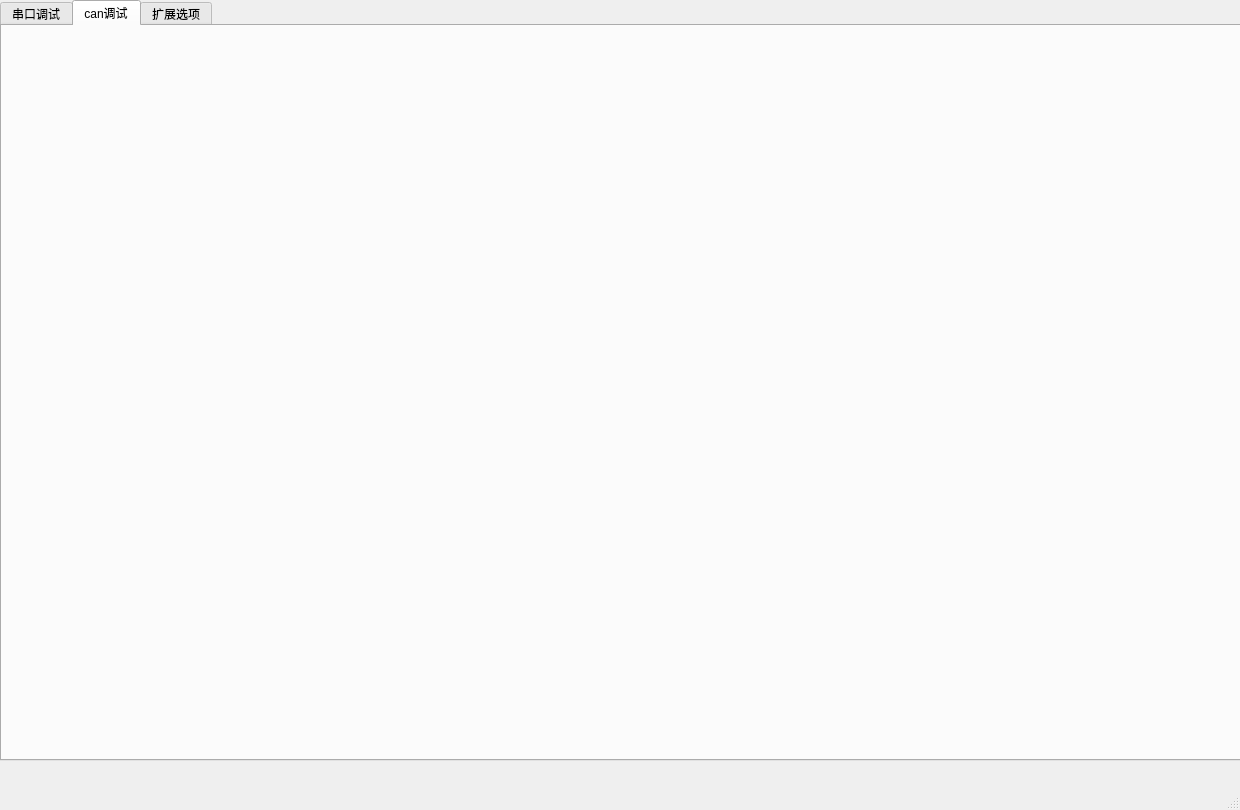
Old version of the form ser_prj/untitled.ui in the repository getBossMuchMoney/pyqt_serialTool.
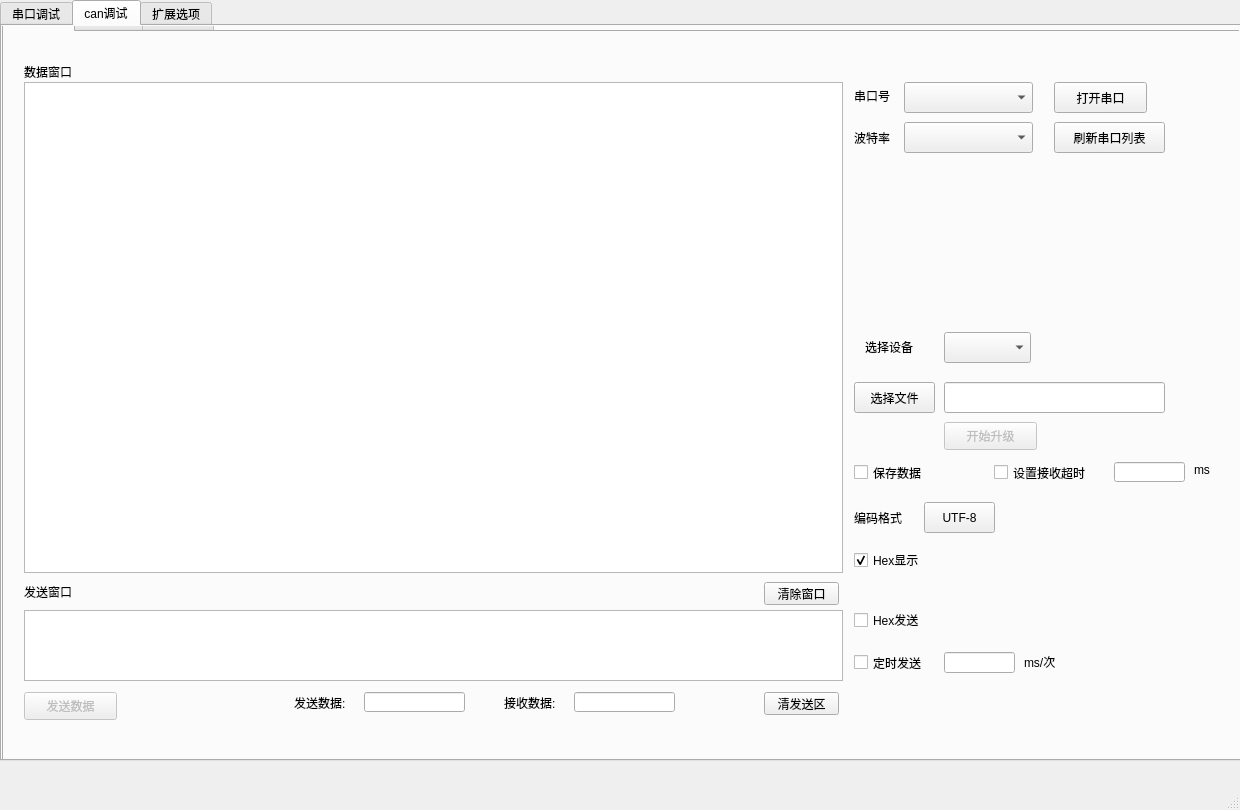
New version of the form. The open tabs and pages were chosen to show the change.

Patch:
```diff
--- a/ser_prj/untitled.ui
+++ b/ser_prj/untitled.ui
@@ -491,6 +491,677 @@
      <attribute name="title">
       <string>can调试</string>
      </attribute>
+     <widget class="QComboBox" name="comboBox">
+      <property name="geometry">
+       <rect>
+        <x>930</x>
+        <y>50</y>
+        <width>87</width>
+        <height>22</height>
+       </rect>
+      </property>
+     </widget>
+     <widget class="QLabel" name="label_11">
+      <property name="geometry">
+       <rect>
+        <x>840</x>
+        <y>50</y>
+        <width>72</width>
+        <height>21</height>
+       </rect>
+      </property>
+      <property name="text">
+       <string>通道：</string>
+      </property>
+     </widget>
+     <widget class="QLabel" name="label_12">
+      <property name="geometry">
+       <rect>
+        <x>840</x>
+        <y>100</y>
+        <width>72</width>
+        <height>21</height>
+       </rect>
+      </property>
+      <property name="text">
+       <string>波特率：</string>
+      </property>
+     </widget>
+     <widget class="QComboBox" name="comboBox_2">
+      <property name="geometry">
+       <rect>
+        <x>930</x>
+        <y>100</y>
+        <width>87</width>
+        <height>22</height>
+       </rect>
+      </property>
+     </widget>
+     <widget class="QPushButton" name="pushButton">
+      <property name="geometry">
+       <rect>
+        <x>930</x>
+        <y>170</y>
+        <width>93</width>
+        <height>28</height>
+       </rect>
+      </property>
+      <property name="text">
+       <string>打开设备</string>
+      </property>
+     </widget>
+     <widget class="QTabWidget" name="tabWidget_2">
+      <property name="geometry">
+       <rect>
+        <x>0</x>
+        <y>-20</y>
+        <width>1241</width>
+        <height>761</height>
+       </rect>
+      </property>
+      <property name="currentIndex">
+       <number>1</number>
+      </property>
+      <widget class="QWidget" name="tab_4">
+       <attribute name="title">
+        <string>串口调试</string>
+       </attribute>
+       <widget class="QComboBox" name="Com_Band_2">
+        <property name="geometry">
+         <rect>
+          <x>900</x>
+          <y>90</y>
+          <width>129</width>
+          <height>31</height>
+         </rect>
+        </property>
+       </widget>
+       <widget class="QPushButton" name="Open_Com_2">
+        <property name="geometry">
+         <rect>
+          <x>1050</x>
+          <y>50</y>
+          <width>93</width>
+          <height>31</height>
+         </rect>
+        </property>
+        <property name="text">
+         <string>打开串口</string>
+        </property>
+       </widget>
+       <widget class="QTextEdit" name="Send_Data_Display_2">
+        <property name="geometry">
+         <rect>
+          <x>20</x>
+          <y>578</y>
+          <width>819</width>
+          <height>71</height>
+         </rect>
+        </property>
+       </widget>
+       <widget class="QPushButton" name="encodingFormat_2">
+        <property name="geometry">
+         <rect>
+          <x>920</x>
+          <y>470</y>
+          <width>71</width>
+          <height>31</height>
+         </rect>
+        </property>
+        <property name="text">
+         <string>UTF-8</string>
+        </property>
+       </widget>
+       <widget class="QLabel" name="label_13">
+        <property name="geometry">
+         <rect>
+          <x>850</x>
+          <y>48</y>
+          <width>49</width>
+          <height>31</height>
+         </rect>
+        </property>
+        <property name="text">
+         <string>串口号</string>
+        </property>
+       </widget>
+       <widget class="QTextEdit" name="Data_Display_2">
+        <property name="geometry">
+         <rect>
+          <x>20</x>
+          <y>50</y>
+          <width>819</width>
+          <height>491</height>
+         </rect>
+        </property>
+        <property name="textInteractionFlags">
+         <set>Qt::TextBrowserInteraction</set>
+        </property>
+        <property name="placeholderText">
+         <string/>
+        </property>
+       </widget>
+       <widget class="QComboBox" name="ChosedeviceID_2">
+        <property name="geometry">
+         <rect>
+          <x>940</x>
+          <y>300</y>
+          <width>87</width>
+          <height>31</height>
+         </rect>
+        </property>
+       </widget>
+       <widget class="QLineEdit" name="sendLength_2">
+        <property name="geometry">
+         <rect>
+          <x>360</x>
+          <y>660</y>
+          <width>101</width>
+          <height>20</height>
+         </rect>
+        </property>
+        <property name="readOnly">
+         <bool>true</bool>
+        </property>
+       </widget>
+       <widget class="QPushButton" name="ClearSendShow_2">
+        <property name="geometry">
+         <rect>
+          <x>760</x>
+          <y>660</y>
+          <width>75</width>
+          <height>23</height>
+         </rect>
+        </property>
+        <property name="text">
+         <string>清发送区</string>
+        </property>
+       </widget>
+       <widget class="QLineEdit" name="file_selected_2">
+        <property name="geometry">
+         <rect>
+          <x>940</x>
+          <y>350</y>
+          <width>221</width>
+          <height>31</height>
+         </rect>
+        </property>
+       </widget>
+       <widget class="QPushButton" name="ComReflash_2">
+        <property name="geometry">
+         <rect>
+          <x>1050</x>
+          <y>90</y>
+          <width>111</width>
+          <height>31</height>
+         </rect>
+        </property>
+        <property name="text">
+         <string>刷新串口列表</string>
+        </property>
+       </widget>
+       <widget class="QLabel" name="label_14">
+        <property name="geometry">
+         <rect>
+          <x>20</x>
+          <y>30</y>
+          <width>69</width>
+          <height>19</height>
+         </rect>
+        </property>
+        <property name="text">
+         <string>数据窗口</string>
+        </property>
+       </widget>
+       <widget class="QCheckBox" name="sendHex_2">
+        <property name="geometry">
+         <rect>
+          <x>850</x>
+          <y>580</y>
+          <width>81</width>
+          <height>16</height>
+         </rect>
+        </property>
+        <property name="text">
+         <string>Hex发送</string>
+        </property>
+        <property name="checked">
+         <bool>false</bool>
+        </property>
+       </widget>
+       <widget class="QLineEdit" name="send_freq_2">
+        <property name="geometry">
+         <rect>
+          <x>940</x>
+          <y>620</y>
+          <width>71</width>
+          <height>21</height>
+         </rect>
+        </property>
+        <property name="echoMode">
+         <enum>QLineEdit::Normal</enum>
+        </property>
+        <property name="alignment">
+         <set>Qt::AlignRight|Qt::AlignTrailing|Qt::AlignVCenter</set>
+        </property>
+        <property name="dragEnabled">
+         <bool>false</bool>
+        </property>
+        <property name="readOnly">
+         <bool>false</bool>
+        </property>
+       </widget>
+       <widget class="QComboBox" name="Com_Port_2">
+        <property name="geometry">
+         <rect>
+          <x>900</x>
+          <y>50</y>
+          <width>129</width>
+          <height>31</height>
+         </rect>
+        </property>
+       </widget>
+       <widget class="QLabel" name="label_15">
+        <property name="geometry">
+         <rect>
+          <x>1020</x>
+          <y>620</y>
+          <width>54</width>
+          <height>20</height>
+         </rect>
+        </property>
+        <property name="text">
+         <string>ms/次</string>
+        </property>
+       </widget>
+       <widget class="QLabel" name="label_16">
+        <property name="geometry">
+         <rect>
+          <x>850</x>
+          <y>470</y>
+          <width>61</width>
+          <height>31</height>
+         </rect>
+        </property>
+        <property name="text">
+         <string>编码格式</string>
+        </property>
+       </widget>
+       <widget class="QLabel" name="label_17">
+        <property name="geometry">
+         <rect>
+          <x>500</x>
+          <y>660</y>
+          <width>71</width>
+          <height>21</height>
+         </rect>
+        </property>
+        <property name="text">
+         <string>接收数据:</string>
+        </property>
+       </widget>
+       <widget class="QLabel" name="label_18">
+        <property name="geometry">
+         <rect>
+          <x>1190</x>
+          <y>430</y>
+          <width>21</width>
+          <height>16</height>
+         </rect>
+        </property>
+        <property name="text">
+         <string>ms</string>
+        </property>
+       </widget>
+       <widget class="QToolButton" name="open_file_click_2">
+        <property name="geometry">
+         <rect>
+          <x>850</x>
+          <y>350</y>
+          <width>81</width>
+          <height>31</height>
+         </rect>
+        </property>
+        <property name="text">
+         <string>选择文件</string>
+        </property>
+       </widget>
+       <widget class="QPushButton" name="ClearRecShow_2">
+        <property name="geometry">
+         <rect>
+          <x>760</x>
+          <y>550</y>
+          <width>75</width>
+          <height>23</height>
+         </rect>
+        </property>
+        <property name="text">
+         <string>清除窗口</string>
+        </property>
+       </widget>
+       <widget class="QPushButton" name="Send_Data_2">
+        <property name="enabled">
+         <bool>false</bool>
+        </property>
+        <property name="geometry">
+         <rect>
+          <x>20</x>
+          <y>660</y>
+          <width>93</width>
+          <height>28</height>
+         </rect>
+        </property>
+        <property name="text">
+         <string>发送数据</string>
+        </property>
+       </widget>
+       <widget class="QLabel" name="label_19">
+        <property name="geometry">
+         <rect>
+          <x>850</x>
+          <y>90</y>
+          <width>49</width>
+          <height>31</height>
+         </rect>
+        </property>
+        <property name="text">
+         <string>波特率</string>
+        </property>
+       </widget>
+       <widget class="QCheckBox" name="SaveDataCheck_2">
+        <property name="geometry">
+         <rect>
+          <x>850</x>
+          <y>430</y>
+          <width>91</width>
+          <height>21</height>
+         </rect>
+        </property>
+        <property name="text">
+         <string>保存数据</string>
+        </property>
+       </widget>
+       <widget class="QPushButton" name="start_update_click_2">
+        <property name="enabled">
+         <bool>false</bool>
+        </property>
+        <property name="geometry">
+         <rect>
+          <x>940</x>
+          <y>390</y>
+          <width>93</width>
+          <height>28</height>
+         </rect>
+        </property>
+        <property name="text">
+         <string>开始升级</string>
+        </property>
+       </widget>
+       <widget class="QLabel" name="label_20">
+        <property name="geometry">
+         <rect>
+          <x>290</x>
+          <y>660</y>
+          <width>71</width>
+          <height>21</height>
+         </rect>
+        </property>
+        <property name="text">
+         <string>发送数据:</string>
+        </property>
+       </widget>
+       <widget class="QLabel" name="label_21">
+        <property name="geometry">
+         <rect>
+          <x>861</x>
+          <y>304</y>
+          <width>71</width>
+          <height>21</height>
+         </rect>
+        </property>
+        <property name="text">
+         <string>选择设备</string>
+        </property>
+       </widget>
+       <widget class="QLineEdit" name="receiveLength_2">
+        <property name="geometry">
+         <rect>
+          <x>570</x>
+          <y>660</y>
+          <width>101</width>
+          <height>20</height>
+         </rect>
+        </property>
+        <property name="readOnly">
+         <bool>true</bool>
+        </property>
+       </widget>
+       <widget class="QLineEdit" name="recSubpackageTimeOut_input_2">
+        <property name="geometry">
+         <rect>
+          <x>1110</x>
+          <y>430</y>
+          <width>71</width>
+          <height>20</height>
+         </rect>
+        </property>
+        <property name="layoutDirection">
+         <enum>Qt::LeftToRight</enum>
+        </property>
+        <property name="echoMode">
+         <enum>QLineEdit::Normal</enum>
+        </property>
+        <property name="alignment">
+         <set>Qt::AlignRight|Qt::AlignTrailing|Qt::AlignVCenter</set>
+        </property>
+       </widget>
+       <widget class="QCheckBox" name="send_auto_2">
+        <property name="geometry">
+         <rect>
+          <x>850</x>
+          <y>620</y>
+          <width>91</width>
+          <height>21</height>
+         </rect>
+        </property>
+        <property name="text">
+         <string>定时发送</string>
+        </property>
+        <property name="checkable">
+         <bool>false</bool>
+        </property>
+       </widget>
+       <widget class="QCheckBox" name="subpackageCheck_2">
+        <property name="geometry">
+         <rect>
+          <x>990</x>
+          <y>430</y>
+          <width>121</width>
+          <height>21</height>
+         </rect>
+        </property>
+        <property name="text">
+         <string>设置接收超时</string>
+        </property>
+       </widget>
+       <widget class="QLabel" name="label_22">
+        <property name="geometry">
+         <rect>
+          <x>20</x>
+          <y>550</y>
+          <width>69</width>
+          <height>19</height>
+         </rect>
+        </property>
+        <property name="text">
+         <string>发送窗口</string>
+        </property>
+       </widget>
+       <widget class="QCheckBox" name="recHexShow_2">
+        <property name="geometry">
+         <rect>
+          <x>850</x>
+          <y>520</y>
+          <width>81</width>
+          <height>16</height>
+         </rect>
+        </property>
+        <property name="text">
+         <string>Hex显示</string>
+        </property>
+        <property name="checkable">
+         <bool>true</bool>
+        </property>
+        <property name="checked">
+         <bool>true</bool>
+        </property>
+        <property name="tristate">
+         <bool>false</bool>
+        </property>
+       </widget>
+      </widget>
+      <widget class="QWidget" name="tab_5">
+       <attribute name="title">
+        <string>can调试</string>
+       </attribute>
+       <widget class="QComboBox" name="CAN_DEVIEC_PASS">
+        <property name="geometry">
+         <rect>
+          <x>930</x>
+          <y>50</y>
+          <width>87</width>
+          <height>22</height>
+         </rect>
+        </property>
+       </widget>
+       <widget class="QLabel" name="label_23">
+        <property name="geometry">
+         <rect>
+          <x>850</x>
+          <y>50</y>
+          <width>72</width>
+          <height>21</height>
+         </rect>
+        </property>
+        <property name="text">
+         <string>设备通道:</string>
+        </property>
+       </widget>
+       <widget class="QLabel" name="label_24">
+        <property name="geometry">
+         <rect>
+          <x>870</x>
+          <y>100</y>
+          <width>61</width>
+          <height>21</height>
+         </rect>
+        </property>
+        <property name="text">
+         <string>波特率:</string>
+        </property>
+       </widget>
+       <widget class="QComboBox" name="CAN_BAND">
+        <property name="geometry">
+         <rect>
+          <x>930</x>
+          <y>100</y>
+          <width>111</width>
+          <height>22</height>
+         </rect>
+        </property>
+       </widget>
+       <widget class="QPushButton" name="OPEN_CAN_DEVICE">
+        <property name="geometry">
+         <rect>
+          <x>1080</x>
+          <y>100</y>
+          <width>111</width>
+          <height>28</height>
+         </rect>
+        </property>
+        <property name="text">
+         <string>打开CAN分析仪</string>
+        </property>
+       </widget>
+       <widget class="QComboBox" name="CHOOSE_BOARD_CAN">
+        <property name="geometry">
+         <rect>
+          <x>930</x>
+          <y>300</y>
+          <width>87</width>
+          <height>22</height>
+         </rect>
+        </property>
+       </widget>
+       <widget class="QLabel" name="label_25">
+        <property name="geometry">
+         <rect>
+          <x>851</x>
+          <y>300</y>
+          <width>71</width>
+          <height>20</height>
+         </rect>
+        </property>
+        <property name="text">
+         <string>选择设备:</string>
+        </property>
+       </widget>
+       <widget class="QToolButton" name="CHOOSE_FILE_OF_CAN">
+        <property name="geometry">
+         <rect>
+          <x>850</x>
+          <y>360</y>
+          <width>81</width>
+          <height>31</height>
+         </rect>
+        </property>
+        <property name="text">
+         <string>选择固件</string>
+        </property>
+       </widget>
+       <widget class="QLineEdit" name="CAN_FILE_SHOWED">
+        <property name="geometry">
+         <rect>
+          <x>940</x>
+          <y>360</y>
+          <width>181</width>
+          <height>31</height>
+         </rect>
+        </property>
+       </widget>
+       <widget class="QPushButton" name="START_CAN_IAP">
+        <property name="geometry">
+         <rect>
+          <x>940</x>
+          <y>420</y>
+          <width>93</width>
+          <height>28</height>
+         </rect>
+        </property>
+        <property name="text">
+         <string>开始升级</string>
+        </property>
+       </widget>
+       <widget class="QTextEdit" name="CAN_FRAME_SHOWED">
+        <property name="geometry">
+         <rect>
+          <x>10</x>
+          <y>10</y>
+          <width>831</width>
+          <height>701</height>
+         </rect>
+        </property>
+        <property name="textInteractionFlags">
+         <set>Qt::TextBrowserInteraction</set>
+        </property>
+       </widget>
+      </widget>
+      <widget class="QWidget" name="tab_6">
+       <attribute name="title">
+        <string>扩展选项</string>
+       </attribute>
+      </widget>
+     </widget>
     </widget>
     <widget class="QWidget" name="tab_3">
      <attribute name="title">
```
Left out of the diff: 2 changed lines with no effect on the pictures.
